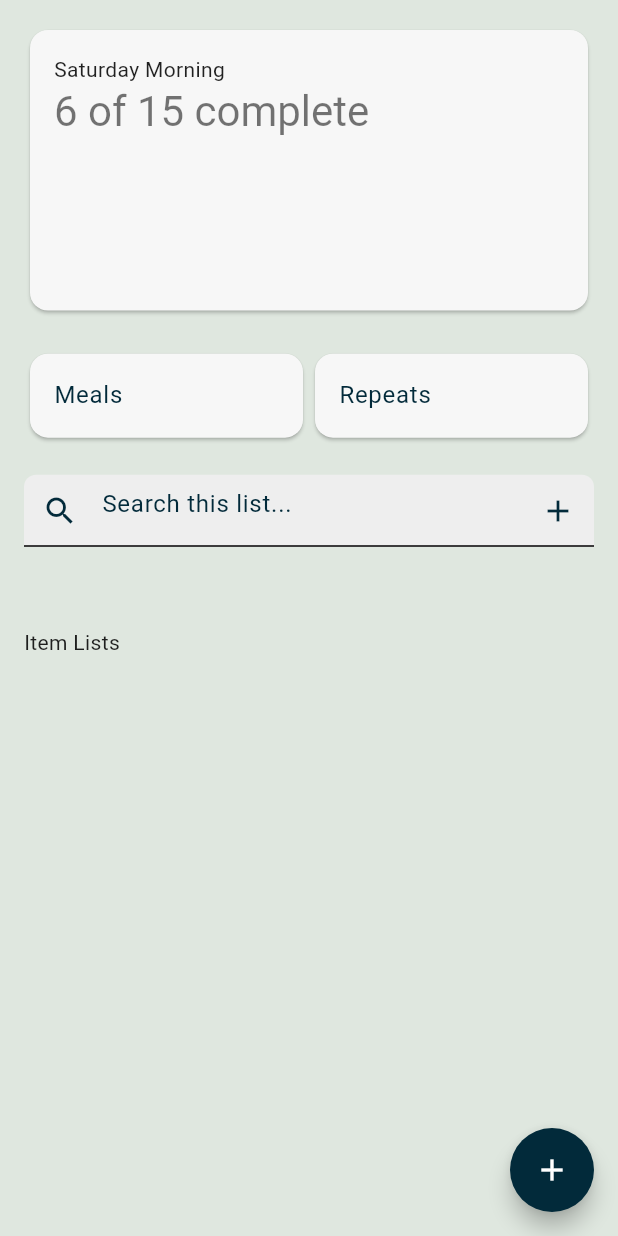
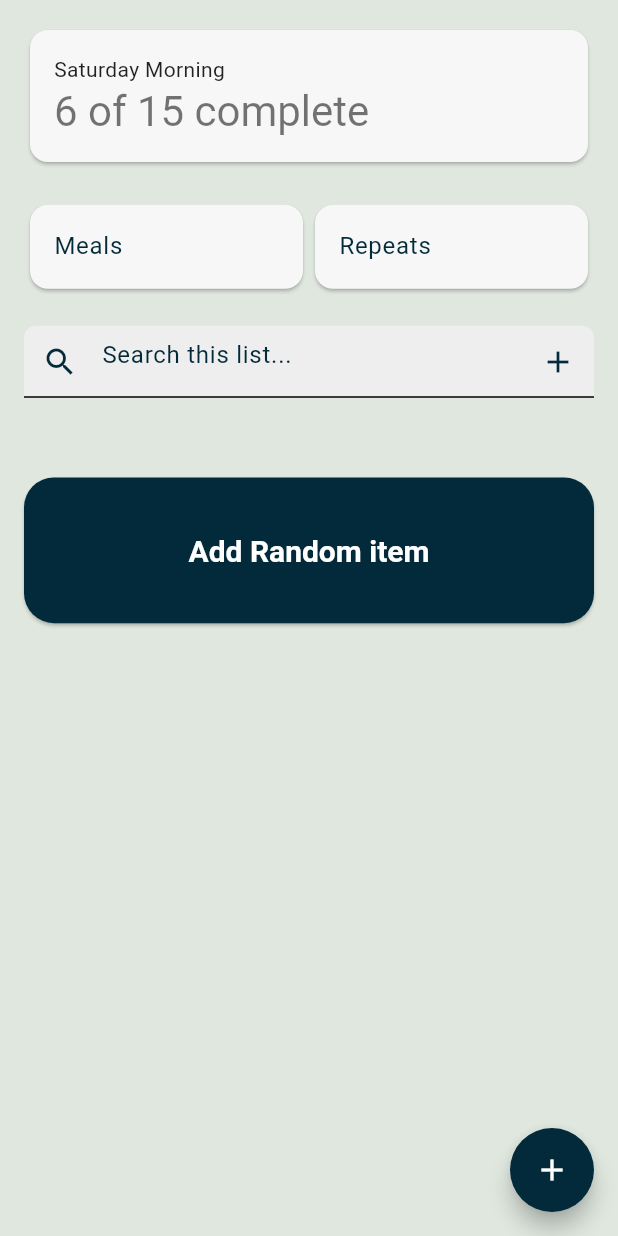
Before and after one commit to Seth-Browning/csc3220-final, a Flutter app: the ScreenHome screen opened directly, on a phone screen of 412 x 824 dp. Run offline on Flutter 3.47's test engine with Material 3 defaults, Android fonts, the phone set to English and light mode, and no system bars; our stand-ins replace cloud_firestore, firebase_auth, firebase_core, firebase_storage, flutter_riverpod, flutter_secure_storage and 4 more; accounts and stored records are empty.

Commit message:
Items can not be added to the database and viewed on the homescreen.

```diff
--- a/lib/screens/general/screen_home.dart
+++ b/lib/screens/general/screen_home.dart
@@ -12,8 +12,11 @@
 
 // Flutter imports
 import 'dart:async';
+import 'dart:math';
 
 // Flutter external package imports
+import 'package:cloud_firestore/cloud_firestore.dart';
+import 'package:csc322_starter_app/db_helpers/items.dart';
 import 'package:csc322_starter_app/widgets/navigation/widget_app_drawer.dart';
 import 'package:csc322_starter_app/widgets/navigation/widget_primary_scaffold.dart';
 import 'package:flutter_riverpod/flutter_riverpod.dart';
@@ -90,8 +93,7 @@ class _ScreenHomeState extends ConsumerState<ScreenHome> {
           crossAxisAlignment: .stretch,
           spacing: 4,
           children: [
-            Expanded(
-              flex: 2,
+            IntrinsicHeight(
               child: Card(
                 child: Padding(
                   padding: const EdgeInsets.all(16.0),
@@ -114,16 +116,30 @@ class _ScreenHomeState extends ConsumerState<ScreenHome> {
                 children: [
                   Expanded(
                     child: Card(
-                      child: ListTile(title: Text('Meals'), onTap: () {
-                        ref.read(providerPrimaryBottomNavTabIndex.notifier).selectTab(BottomNavSelection.ALTERNATE_SCREEN.index);
-                      }),
+                      child: ListTile(
+                        title: Text('Meals'),
+                        onTap: () {
+                          ref
+                              .read(providerPrimaryBottomNavTabIndex.notifier)
+                              .selectTab(
+                                BottomNavSelection.ALTERNATE_SCREEN.index,
+                              );
+                        },
+                      ),
                     ),
                   ),
                   Expanded(
                     child: Card(
-                      child: ListTile(title: Text('Repeats'), onTap: () {
-                        ref.read(providerPrimaryBottomNavTabIndex.notifier).selectTab(BottomNavSelection.REPEATS_SCREEN.index);
-                      }),
+                      child: ListTile(
+                        title: Text('Repeats'),
+                        onTap: () {
+                          ref
+                              .read(providerPrimaryBottomNavTabIndex.notifier)
+                              .selectTab(
+                                BottomNavSelection.REPEATS_SCREEN.index,
+                              );
+                        },
+                      ),
                     ),
                   ),
                 ],
@@ -148,7 +164,46 @@ class _ScreenHomeState extends ConsumerState<ScreenHome> {
                 ),
               ),
             ),
-            Expanded(flex: 4, child: Text('Item Lists')),
+            Expanded(
+              flex: 1,
+              child: ElevatedButton(
+                onPressed: () {
+                  final random = Random();
+                  addGroceryItem('Item-${random.nextInt(pow(2, 30).toInt())}', random.nextInt(26), '#');
+                },
+                child: Text('Add Random item'),
+              ),
+            ),
+            Expanded(
+              flex: 4,
+              child: StreamBuilder<QuerySnapshot>(
+                stream: groceryStream,
+                builder: (context, snapshot) {
+                  if (snapshot.hasError) {
+                    return const Text('Something went wrong');
+                  }
+
+                  if (!snapshot.hasData) {
+                    return const CircularProgressIndicator();
+                  }
+
+                  final items = snapshot.data!.docs;
+
+                  return ListView.builder(
+                    itemCount: items.length,
+                    itemBuilder: (context, index) {
+                      //print('Data: ${items[index].data()}');
+                      final item = items[index].data() as Map<String, dynamic>;
+
+                      return ListTile(
+                        title: Text(item['name']),
+                        subtitle: Text('${item['quantity']} ${item['unit']}'),
+                      );
+                    },
+                  );
+                },
+              ),
+            ),
           ],
         ),
       ),
```
Also changed, not shown: lib/db_helpers/items.dart (added, +25 -0 lines).
